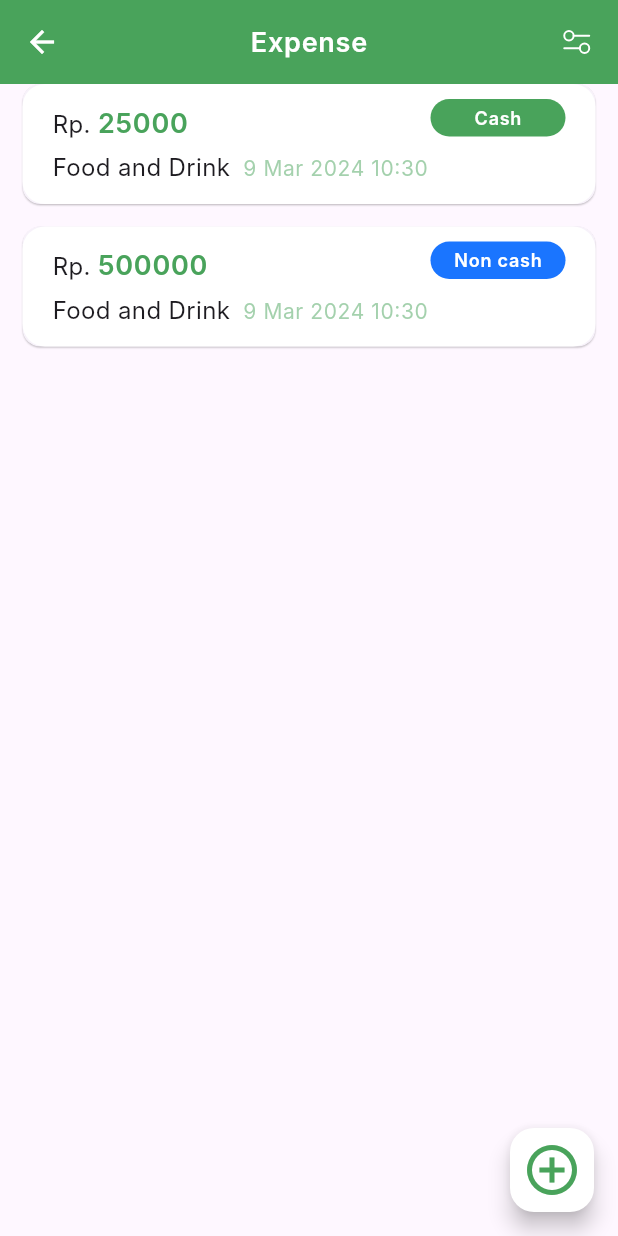
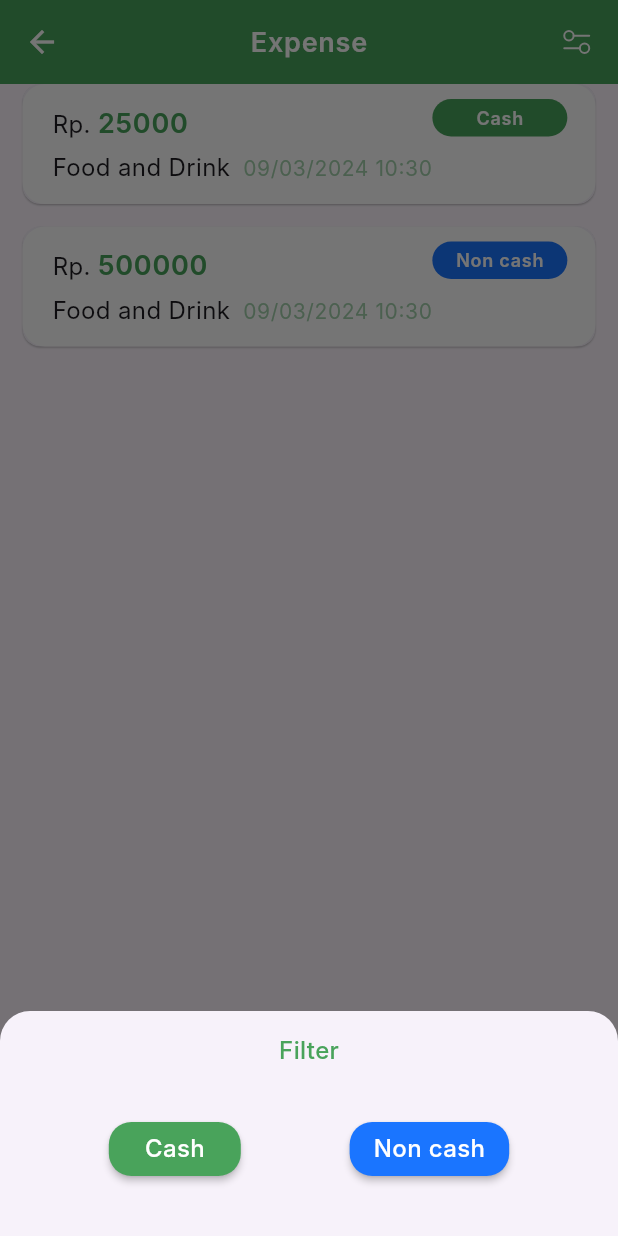
Before and after one commit to msarifin29/budget-in, a Flutter app: the ExpensePage screen opened by its route, after a tap on an icon or button, on a phone screen of 412 x 824 dp. Run offline on Flutter 3.47's test engine with Material 3 defaults, Android fonts, the light colour scheme and no system bars; our stand-ins replace bloc, carousel_slider, dartz, equatable, firebase_core, flutter_bloc and 3 more; accounts and stored records are empty; generated files the repository leaves out were written again; Roboto replaces fonts that are missing (Inter); project files that could hold a hidden picture were left out.

Commit message:
feat (ui) : add detail expense and button filter

```diff
--- a/lib/core/common_widgets/amount_card_widget.dart
+++ b/lib/core/common_widgets/amount_card_widget.dart
@@ -9,17 +9,22 @@ class AmountCardWidget extends StatelessWidget {
     required this.type,
     required this.date,
     required this.color,
+    this.onTap,
   });
   final int total;
   final String category;
   final String type;
   final String date;
   final Color color;
+  final VoidCallback? onTap;
   @override
   Widget build(BuildContext context) {
     return Card(
       elevation: 0.5,
       margin: const EdgeInsets.symmetric(horizontal: 15),
+      child: InkWell(
+        onTap: onTap,
+        borderRadius: BorderRadius.circular(15),
         child: Container(
           height: 80,
           width: double.infinity,
@@ -44,7 +49,8 @@ class AmountCardWidget extends StatelessWidget {
                         TextSpan(
                           text: total.toString(),
                           style: context.textTheme.bodyLarge!.copyWith(
-                            fontWeight: FontWeight.w600, color: ColorApp.green),
+                              fontWeight: FontWeight.w600,
+                              color: ColorApp.green),
                         ),
                       ],
                     ),
@@ -84,6 +90,7 @@ class AmountCardWidget extends StatelessWidget {
             ],
           ),
         ),
+      ),
     );
   }
 }
--- /dev/null
+++ b/lib/core/common_widgets/filter_widget.dart
@@ -0,0 +1,68 @@
+// ignore_for_file: public_member_api_docs, sort_constructors_first
+import 'package:flutter/material.dart';
+
+import 'package:budget_in/core/core.dart';
+import 'package:budget_in/l10n/l10n.dart';
+
+class FilterWidget extends StatelessWidget {
+  const FilterWidget({
+    super.key,
+    this.onPressedCash,
+    this.onPressedNonCash,
+  });
+  final VoidCallback? onPressedCash;
+  final VoidCallback? onPressedNonCash;
+  @override
+  Widget build(BuildContext context) {
+    return SizedBox(
+      height: 150,
+      child: Column(
+        children: [
+          const SizedBox(height: 15),
+          Text(
+            'Filter',
+            style: context.textTheme.bodyMedium!.copyWith(
+              color: ColorApp.green,
+              fontWeight: FontWeight.w500,
+            ),
+          ),
+          const SizedBox(height: 30),
+          Row(
+            mainAxisAlignment: MainAxisAlignment.spaceEvenly,
+            children: [
+              MaterialButton(
+                onPressed: onPressedCash,
+                color: ColorApp.green,
+                shape: RoundedRectangleBorder(
+                  borderRadius: BorderRadius.circular(15),
+                ),
+                child: Text(
+                  context.l10n.cash,
+                  style: context.textTheme.bodyMedium!.copyWith(
+                    color: Colors.white,
+                    fontWeight: FontWeight.w500,
+                  ),
+                ),
+              ),
+              MaterialButton(
+                onPressed: onPressedNonCash,
+                color: ColorApp.blue,
+                shape: RoundedRectangleBorder(
+                  borderRadius: BorderRadius.circular(15),
+                ),
+                child: Text(
+                  context.l10n.non_cash,
+                  style: context.textTheme.bodyMedium!.copyWith(
+                    color: Colors.white,
+                    fontWeight: FontWeight.w500,
+                  ),
+                ),
+              ),
+            ],
+          ),
+          const SizedBox(height: 30),
+        ],
+      ),
+    );
+  }
+}
--- a/lib/core/core.dart
+++ b/lib/core/core.dart
@@ -8,6 +8,7 @@ export 'common_widgets/new_app_bar_widget.dart';
 export 'common_widgets/amount_card_widget.dart';
 export 'common_widgets/box_feature_widget.dart';
 export 'common_widgets/image_empty_widget.dart';
+export 'common_widgets/filter_widget.dart';
 export 'config/route.dart';
 // Helpers
 export 'helpers/asset.dart';
--- a/lib/features/expenses/presentation/ui/expenses_ui.dart
+++ b/lib/features/expenses/presentation/ui/expenses_ui.dart
@@ -1,7 +1,7 @@
 export 'pages/dashboard_page.dart';
 export 'widgets/card_expenses_widget.dart';
 export 'widgets/detail_expenses_widget.dart';
-export 'widgets/dialog_bottom_sheet_widget.dart';
+export '../../../../core/common_widgets/filter_widget.dart';
 export 'widgets/empty_expense_widget.dart';
 export 'widgets/leading_dashboard_widget.dart';
 export 'widgets/new_expense_widget.dart';
--- a/lib/features/expenses/presentation/ui/pages/expense_page.dart
+++ b/lib/features/expenses/presentation/ui/pages/expense_page.dart
@@ -1,5 +1,6 @@
 // ignore_for_file: public_member_api_docs, sort_constructors_first
 import 'package:budget_in/core/helpers/util_date.dart';
+import 'package:budget_in/features/expenses/presentation/ui/expenses_ui.dart';
 import 'package:flutter/material.dart';
 
 import 'package:budget_in/core/core.dart';
@@ -17,7 +18,23 @@ class ExpensePage extends StatelessWidget {
         child: NewAppBarWidget(
           title: context.l10n.expense,
           actions: [
-            SvgButton(image: SvgName.filterWhite, onTap: () {}),
+            SvgButton(
+                image: SvgName.filterWhite,
+                onTap: () {
+                  showModalBottomSheet(
+                    shape: const RoundedRectangleBorder(
+                      borderRadius: BorderRadius.only(
+                        topLeft: Radius.circular(20),
+                        topRight: Radius.circular(20),
+                      ),
+                    ),
+                    context: context,
+                    builder: (context) => FilterWidget(
+                      onPressedCash: () {},
+                      onPressedNonCash: () {},
+                    ),
+                  );
+                }),
             const SizedBox(width: 15.0),
           ],
         ),
@@ -28,15 +45,29 @@ class ExpensePage extends StatelessWidget {
             total: 25000,
             category: 'Food and Drink',
             type: context.l10n.cash,
-            date: UtilDate.today('d MMM y HH:mm', DateTime.now()),
+            date: UtilDate.today('dd/MM/yyyy HH:mm', DateTime.now()),
             color: ColorApp.green,
+            onTap: () {
+              showModalBottomSheet(
+                  context: context,
+                  backgroundColor: Colors.white,
+                  builder: (context) {
+                    return DetailExpensesWidget(
+                      type: context.l10n.cash,
+                      date: DateTime.now(),
+                      total: 25000,
+                      category: context.l10n.food_and_beverage,
+                      notes: '',
+                    );
+                  });
+            },
           ),
           const SizedBox(height: 15),
           AmountCardWidget(
             total: 500000,
             category: 'Food and Drink',
             type: context.l10n.non_cash,
-            date: UtilDate.today('d MMM y HH:mm', DateTime.now()),
+            date: UtilDate.today('dd/MM/yyyy HH:mm', DateTime.now()),
             color: ColorApp.blue,
           ),
         ],
--- a/lib/l10n/arb/app_en.arb
+++ b/lib/l10n/arb/app_en.arb
@@ -54,5 +54,7 @@
     "beauty": "Beauty",
     "work": "Work",
     "food_ingredients": "Food ingredients",
-    "other": "Other"
+    "other": "Other",
+    "notes": "Notes",
+    "date": "Date"
 }
--- a/lib/l10n/arb/app_id.arb
+++ b/lib/l10n/arb/app_id.arb
@@ -54,5 +54,7 @@
   "beauty": "Kecantikan",
   "work": "Kerja",
   "food_ingredients": "Bahan Makanan",
-  "other": "Lainnya"
+  "other": "Lainnya",
+  "notes": "Keterangan",
+  "date": "Tanggal"
 }
```
Also changed, not shown: lib/features/expenses/presentation/ui/widgets/card_expenses_widget.dart (+2 -12 lines), lib/features/expenses/presentation/ui/widgets/detail_expenses_widget.dart (+17 -19 lines), lib/features/expenses/presentation/ui/widgets/dialog_bottom_sheet_widget.dart (deleted, +0 -31 lines). Lines whose indentation alone changed are shown as unchanged.
